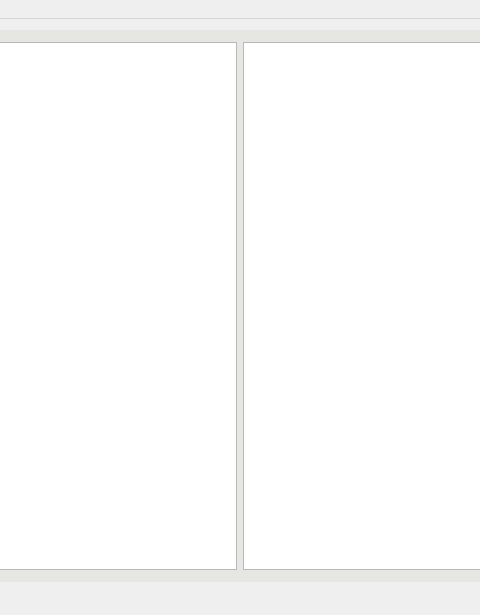
Qt form mainwindow.ui (Anastasiya-Potseluico/InterfaceBuilder) before a commit; both pictures show x 351 to 831 and y 0 to 615 of the 1203 by 615 pixel window.
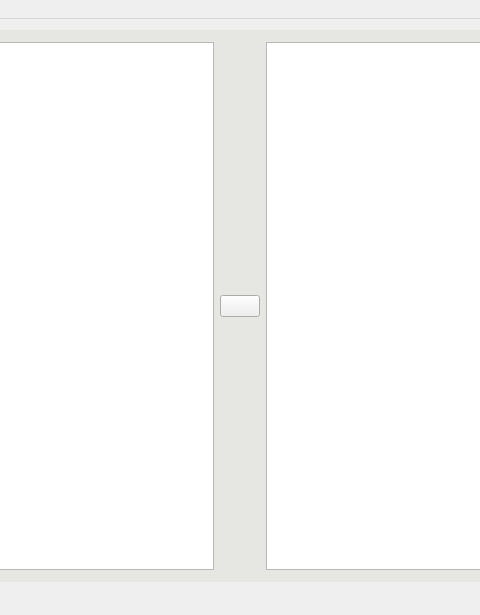
The same form after that commit. Icons and pictures are not drawn.

The edit to the form file:
```diff
--- a/mainwindow.ui
+++ b/mainwindow.ui
@@ -14,7 +14,7 @@
    <string>MainWindow</string>
   </property>
   <widget class="QWidget" name="centralWidget">
-   <layout class="QGridLayout" name="gridLayout">
+   <layout class="QGridLayout" name="gridLayout_3">
     <item row="0" column="0">
      <widget class="QTabWidget" name="interfaceWidget">
       <property name="font">
@@ -100,12 +100,27 @@
        <attribute name="title">
         <string>Оба варианта</string>
        </attribute>
-       <layout class="QGridLayout" name="gridLayout_3">
-        <item row="0" column="1">
-         <widget class="QGraphicsView" name="shemeView_s"/>
-        </item>
+       <layout class="QGridLayout" name="gridLayout">
         <item row="0" column="0">
-         <widget class="QGraphicsView" name="interfaceView_s"/>
+         <layout class="QHBoxLayout" name="horizontalLayout">
+          <item>
+           <widget class="QGraphicsView" name="interfaceView_s"/>
+          </item>
+          <item>
+           <widget class="QPushButton" name="updateButton">
+            <property name="text">
+             <string/>
+            </property>
+            <property name="icon">
+             <iconset>
+              <normaloff>available_updates.png</normaloff>available_updates.png</iconset>
+            </property>
+           </widget>
+          </item>
+          <item>
+           <widget class="QGraphicsView" name="shemeView_s"/>
+          </item>
+         </layout>
         </item>
        </layout>
       </widget>
```
Left out of the diff: 17 changed lines with no effect on the pictures.
